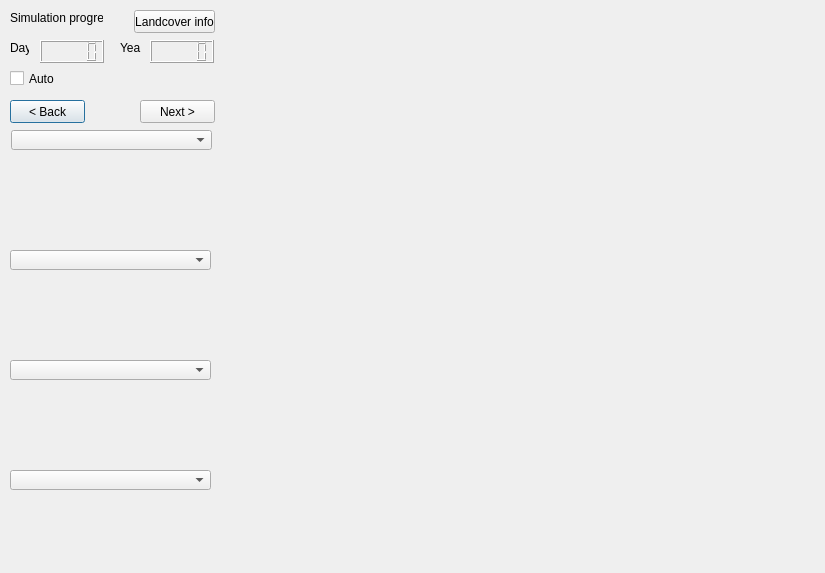
Old version of the form uis/qtdesigners/output_map.ui in the repository uttu90/stella.
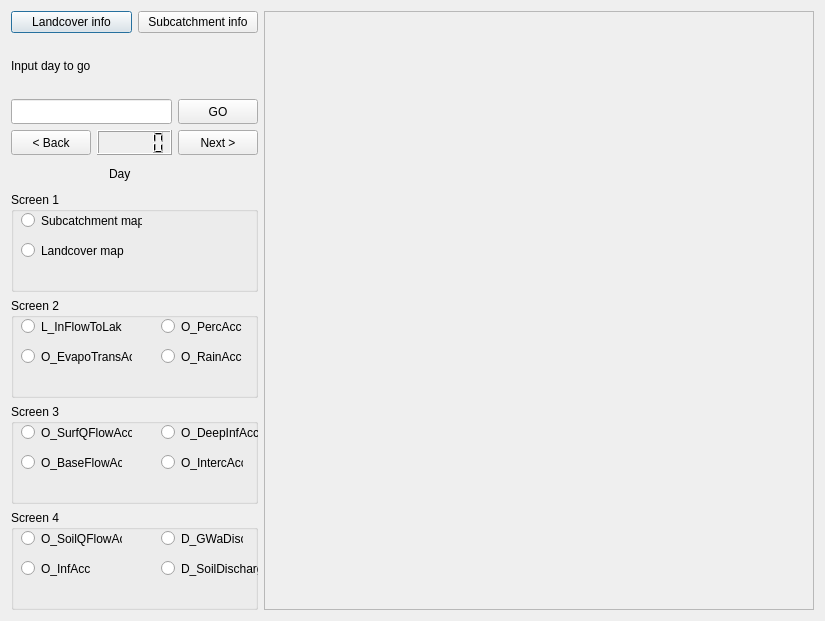
New version of the form.

What changed in the file:
```diff
--- a/uis/qtdesigners/output_map.ui
+++ b/uis/qtdesigners/output_map.ui
@@ -7,221 +7,428 @@
     <x>0</x>
     <y>0</y>
     <width>825</width>
-    <height>573</height>
+    <height>621</height>
    </rect>
   </property>
   <property name="windowTitle">
    <string>Output Maps</string>
   </property>
-  <widget class="QComboBox" name="resultBox_2">
-   <property name="geometry">
-    <rect>
-     <x>10</x>
-     <y>250</y>
-     <width>201</width>
-     <height>20</height>
-    </rect>
-   </property>
-  </widget>
-  <widget class="QLabel" name="label_168">
-   <property name="geometry">
-    <rect>
-     <x>10</x>
-     <y>10</y>
-     <width>93</width>
-     <height>16</height>
-    </rect>
-   </property>
-   <property name="sizePolicy">
-    <sizepolicy hsizetype="Minimum" vsizetype="Minimum">
-     <horstretch>0</horstretch>
-     <verstretch>0</verstretch>
-    </sizepolicy>
-   </property>
-   <property name="maximumSize">
-    <size>
-     <width>200</width>
-     <height>100</height>
-    </size>
-   </property>
-   <property name="text">
-    <string>Simulation progress</string>
-   </property>
-  </widget>
-  <widget class="QLCDNumber" name="yearProgress">
-   <property name="geometry">
-    <rect>
-     <x>150</x>
-     <y>40</y>
-     <width>64</width>
-     <height>23</height>
-    </rect>
-   </property>
-   <property name="maximumSize">
-    <size>
-     <width>100</width>
-     <height>50</height>
-    </size>
-   </property>
-  </widget>
-  <widget class="QLabel" name="label_169">
-   <property name="geometry">
-    <rect>
-     <x>10</x>
-     <y>40</y>
-     <width>19</width>
-     <height>16</height>
-    </rect>
-   </property>
-   <property name="sizePolicy">
-    <sizepolicy hsizetype="Fixed" vsizetype="Fixed">
-     <horstretch>0</horstretch>
-     <verstretch>0</verstretch>
-    </sizepolicy>
-   </property>
-   <property name="maximumSize">
-    <size>
-     <width>16777215</width>
-     <height>50</height>
-    </size>
-   </property>
-   <property name="text">
-    <string>Day</string>
-   </property>
-  </widget>
-  <widget class="QComboBox" name="resultBox_3">
-   <property name="geometry">
-    <rect>
-     <x>10</x>
-     <y>360</y>
-     <width>201</width>
-     <height>20</height>
-    </rect>
-   </property>
-  </widget>
-  <widget class="QWidget" name="displayResult" native="true">
-   <property name="geometry">
-    <rect>
-     <x>230</x>
-     <y>10</y>
-     <width>581</width>
-     <height>556</height>
-    </rect>
-   </property>
-   <property name="sizePolicy">
-    <sizepolicy hsizetype="Expanding" vsizetype="Expanding">
-     <horstretch>0</horstretch>
-     <verstretch>0</verstretch>
-    </sizepolicy>
-   </property>
-  </widget>
-  <widget class="QComboBox" name="resultBox_4">
-   <property name="geometry">
-    <rect>
-     <x>10</x>
-     <y>470</y>
-     <width>201</width>
-     <height>20</height>
-    </rect>
-   </property>
-  </widget>
-  <widget class="QLabel" name="label_170">
-   <property name="geometry">
-    <rect>
-     <x>120</x>
-     <y>40</y>
-     <width>21</width>
-     <height>16</height>
-    </rect>
-   </property>
-   <property name="maximumSize">
-    <size>
-     <width>200</width>
-     <height>50</height>
-    </size>
-   </property>
-   <property name="text">
-    <string>Year</string>
-   </property>
-  </widget>
-  <widget class="QComboBox" name="resultBox">
-   <property name="geometry">
-    <rect>
-     <x>11</x>
-     <y>130</y>
-     <width>201</width>
-     <height>20</height>
-    </rect>
-   </property>
-  </widget>
-  <widget class="QLCDNumber" name="dayProgress">
-   <property name="geometry">
-    <rect>
-     <x>40</x>
-     <y>40</y>
-     <width>64</width>
-     <height>23</height>
-    </rect>
-   </property>
-   <property name="maximumSize">
-    <size>
-     <width>100</width>
-     <height>50</height>
-    </size>
-   </property>
-  </widget>
-  <widget class="QCheckBox" name="checkBox">
-   <property name="geometry">
-    <rect>
-     <x>10</x>
-     <y>70</y>
-     <width>70</width>
-     <height>17</height>
-    </rect>
-   </property>
-   <property name="text">
-    <string>Auto</string>
-   </property>
-  </widget>
-  <widget class="QPushButton" name="backBtn">
-   <property name="geometry">
-    <rect>
-     <x>10</x>
-     <y>100</y>
-     <width>75</width>
-     <height>23</height>
-    </rect>
-   </property>
-   <property name="text">
-    <string>&lt; Back</string>
-   </property>
-  </widget>
-  <widget class="QPushButton" name="nextBtn">
-   <property name="geometry">
-    <rect>
-     <x>140</x>
-     <y>100</y>
-     <width>75</width>
-     <height>23</height>
-    </rect>
-   </property>
-   <property name="text">
-    <string>Next &gt;</string>
-   </property>
-  </widget>
-  <widget class="QPushButton" name="landcoverInfo">
-   <property name="geometry">
-    <rect>
-     <x>134</x>
-     <y>10</y>
-     <width>81</width>
-     <height>23</height>
-    </rect>
-   </property>
-   <property name="text">
-    <string>Landcover info</string>
-   </property>
-  </widget>
+  <layout class="QGridLayout" name="gridLayout">
+   <item row="0" column="0">
+    <layout class="QHBoxLayout" name="horizontalLayout_6">
+     <item>
+      <layout class="QVBoxLayout" name="verticalLayout">
+       <item>
+        <layout class="QHBoxLayout" name="horizontalLayout_5">
+         <item>
+          <widget class="QPushButton" name="landcoverBtn">
+           <property name="maximumSize">
+            <size>
+             <width>200</width>
+             <height>16777215</height>
+            </size>
+           </property>
+           <property name="text">
+            <string>Landcover info</string>
+           </property>
+          </widget>
+         </item>
+         <item>
+          <widget class="QPushButton" name="subcatchBtn">
+           <property name="maximumSize">
+            <size>
+             <width>200</width>
+             <height>16777215</height>
+            </size>
+           </property>
+           <property name="text">
+            <string>Subcatchment info</string>
+           </property>
+          </widget>
+         </item>
+        </layout>
+       </item>
+       <item>
+        <widget class="QLabel" name="label">
+         <property name="text">
+          <string>Input day to go</string>
+         </property>
+        </widget>
+       </item>
+       <item>
+        <layout class="QHBoxLayout" name="horizontalLayout">
+         <item>
+          <widget class="QLineEdit" name="lineEdit">
+           <property name="maximumSize">
+            <size>
+             <width>300</width>
+             <height>25</height>
+            </size>
+           </property>
+          </widget>
+         </item>
+         <item>
+          <widget class="QPushButton" name="goBtn">
+           <property name="maximumSize">
+            <size>
+             <width>100</width>
+             <height>25</height>
+            </size>
+           </property>
+           <property name="text">
+            <string>GO</string>
+           </property>
+          </widget>
+         </item>
+        </layout>
+       </item>
+       <item>
+        <layout class="QHBoxLayout" name="horizontalLayout_2">
+         <item>
+          <widget class="QPushButton" name="backBtn">
+           <property name="maximumSize">
+            <size>
+             <width>100</width>
+             <height>25</height>
+            </size>
+           </property>
+           <property name="text">
+            <string>&lt; Back</string>
+           </property>
+          </widget>
+         </item>
+         <item>
+          <widget class="QLCDNumber" name="dayLCD">
+           <property name="maximumSize">
+            <size>
+             <width>100</width>
+             <height>25</height>
+            </size>
+           </property>
+          </widget>
+         </item>
+         <item>
+          <widget class="QPushButton" name="nextBtn">
+           <property name="maximumSize">
+            <size>
+             <width>100</width>
+             <height>25</height>
+            </size>
+           </property>
+           <property name="text">
+            <string>Next &gt;</string>
+           </property>
+          </widget>
+         </item>
+        </layout>
+       </item>
+       <item>
+        <layout class="QHBoxLayout" name="horizontalLayout_4">
+         <item>
+          <widget class="QLabel" name="label_169">
+           <property name="sizePolicy">
+            <sizepolicy hsizetype="Fixed" vsizetype="Fixed">
+             <horstretch>0</horstretch>
+             <verstretch>0</verstretch>
+            </sizepolicy>
+           </property>
+           <property name="maximumSize">
+            <size>
+             <width>50</width>
+             <height>25</height>
+            </size>
+           </property>
+           <property name="text">
+            <string>Day</string>
+           </property>
+          </widget>
+         </item>
+        </layout>
+       </item>
+       <item>
+        <layout class="QVBoxLayout" name="verticalLayout_2">
+         <item>
+          <widget class="QGroupBox" name="groupBox">
+           <property name="minimumSize">
+            <size>
+             <width>0</width>
+             <height>100</height>
+            </size>
+           </property>
+           <property name="maximumSize">
+            <size>
+             <width>300</width>
+             <height>16777215</height>
+            </size>
+           </property>
+           <property name="title">
+            <string>Screen 1</string>
+           </property>
+           <widget class="QRadioButton" name="radioButton">
+            <property name="geometry">
+             <rect>
+              <x>10</x>
+              <y>20</y>
+              <width>121</width>
+              <height>17</height>
+             </rect>
+            </property>
+            <property name="text">
+             <string>Subcatchment map</string>
+            </property>
+           </widget>
+           <widget class="QRadioButton" name="radioButton_5">
+            <property name="geometry">
+             <rect>
+              <x>10</x>
+              <y>50</y>
+              <width>111</width>
+              <height>17</height>
+             </rect>
+            </property>
+            <property name="text">
+             <string>Landcover map</string>
+            </property>
+           </widget>
+          </widget>
+         </item>
+         <item>
+          <widget class="QGroupBox" name="groupBox_2">
+           <property name="minimumSize">
+            <size>
+             <width>100</width>
+             <height>100</height>
+            </size>
+           </property>
+           <property name="maximumSize">
+            <size>
+             <width>300</width>
+             <height>16777215</height>
+            </size>
+           </property>
+           <property name="title">
+            <string>Screen 2</string>
+           </property>
+           <widget class="QRadioButton" name="radioButton_2">
+            <property name="geometry">
+             <rect>
+              <x>10</x>
+              <y>20</y>
+              <width>101</width>
+              <height>17</height>
+             </rect>
+            </property>
+            <property name="text">
+             <string>L_InFlowToLake</string>
+            </property>
+           </widget>
+           <widget class="QRadioButton" name="radioButton_3">
+            <property name="geometry">
+             <rect>
+              <x>10</x>
+              <y>50</y>
+              <width>111</width>
+              <height>17</height>
+             </rect>
+            </property>
+            <property name="text">
+             <string>O_EvapoTransAcc</string>
+            </property>
+           </widget>
+           <widget class="QRadioButton" name="radioButton_6">
+            <property name="geometry">
+             <rect>
+              <x>150</x>
+              <y>20</y>
+              <width>82</width>
+              <height>17</height>
+             </rect>
+            </property>
+            <property name="text">
+             <string>O_PercAcc</string>
+            </property>
+           </widget>
+           <widget class="QRadioButton" name="radioButton_7">
+            <property name="geometry">
+             <rect>
+              <x>150</x>
+              <y>50</y>
+              <width>82</width>
+              <height>17</height>
+             </rect>
+            </property>
+            <property name="text">
+             <string>O_RainAcc</string>
+            </property>
+           </widget>
+          </widget>
+         </item>
+         <item>
+          <widget class="QGroupBox" name="groupBox_3">
+           <property name="minimumSize">
+            <size>
+             <width>0</width>
+             <height>100</height>
+            </size>
+           </property>
+           <property name="maximumSize">
+            <size>
+             <width>300</width>
+             <height>16777215</height>
+            </size>
+           </property>
+           <property name="title">
+            <string>Screen 3</string>
+           </property>
+           <widget class="QRadioButton" name="radioButton_4">
+            <property name="geometry">
+             <rect>
+              <x>10</x>
+              <y>20</y>
+              <width>111</width>
+              <height>17</height>
+             </rect>
+            </property>
+            <property name="text">
+             <string>O_SurfQFlowAcc</string>
+            </property>
+           </widget>
+           <widget class="QRadioButton" name="radioButton_8">
+            <property name="geometry">
+             <rect>
+              <x>10</x>
+              <y>50</y>
+              <width>101</width>
+              <height>17</height>
+             </rect>
+            </property>
+            <property name="text">
+             <string>O_BaseFlowAcc</string>
+            </property>
+           </widget>
+           <widget class="QRadioButton" name="radioButton_9">
+            <property name="geometry">
+             <rect>
+              <x>150</x>
+              <y>20</y>
+              <width>101</width>
+              <height>17</height>
+             </rect>
+            </property>
+            <property name="text">
+             <string>O_DeepInfAcc</string>
+            </property>
+           </widget>
+           <widget class="QRadioButton" name="radioButton_10">
+            <property name="geometry">
+             <rect>
+              <x>150</x>
+              <y>50</y>
+              <width>82</width>
+              <height>17</height>
+             </rect>
+            </property>
+            <property name="text">
+             <string>O_IntercAcc</string>
+            </property>
+           </widget>
+          </widget>
+         </item>
+         <item>
+          <widget class="QGroupBox" name="groupBox_4">
+           <property name="minimumSize">
+            <size>
+             <width>0</width>
+             <height>100</height>
+            </size>
+           </property>
+           <property name="maximumSize">
+            <size>
+             <width>300</width>
+             <height>16777215</height>
+            </size>
+           </property>
+           <property name="title">
+            <string>Screen 4</string>
+           </property>
+           <widget class="QRadioButton" name="radioButton_11">
+            <property name="geometry">
+             <rect>
+              <x>10</x>
+              <y>20</y>
+              <width>101</width>
+              <height>17</height>
+             </rect>
+            </property>
+            <property name="text">
+             <string>O_SoilQFlowAcc</string>
+            </property>
+           </widget>
+           <widget class="QRadioButton" name="radioButton_12">
+            <property name="geometry">
+             <rect>
+              <x>10</x>
+              <y>50</y>
+              <width>82</width>
+              <height>17</height>
+             </rect>
+            </property>
+            <property name="text">
+             <string>O_InfAcc</string>
+            </property>
+           </widget>
+           <widget class="QRadioButton" name="radioButton_13">
+            <property name="geometry">
+             <rect>
+              <x>150</x>
+              <y>20</y>
+              <width>82</width>
+              <height>17</height>
+             </rect>
+            </property>
+            <property name="text">
+             <string>D_GWaDisch</string>
+            </property>
+           </widget>
+           <widget class="QRadioButton" name="radioButton_14">
+            <property name="geometry">
+             <rect>
+              <x>150</x>
+              <y>50</y>
+              <width>101</width>
+              <height>17</height>
+             </rect>
+            </property>
+            <property name="text">
+             <string>D_SoilDischarge</string>
+            </property>
+           </widget>
+          </widget>
+         </item>
+        </layout>
+       </item>
+      </layout>
+     </item>
+     <item>
+      <widget class="QFrame" name="displayResult">
+       <property name="minimumSize">
+        <size>
+         <width>550</width>
+         <height>0</height>
+        </size>
+       </property>
+       <property name="frameShape">
+        <enum>QFrame::StyledPanel</enum>
+       </property>
+       <property name="frameShadow">
+        <enum>QFrame::Raised</enum>
+       </property>
+       <zorder>verticalLayoutWidget</zorder>
+      </widget>
+     </item>
+    </layout>
+   </item>
+  </layout>
  </widget>
  <resources/>
  <connections/>
```
